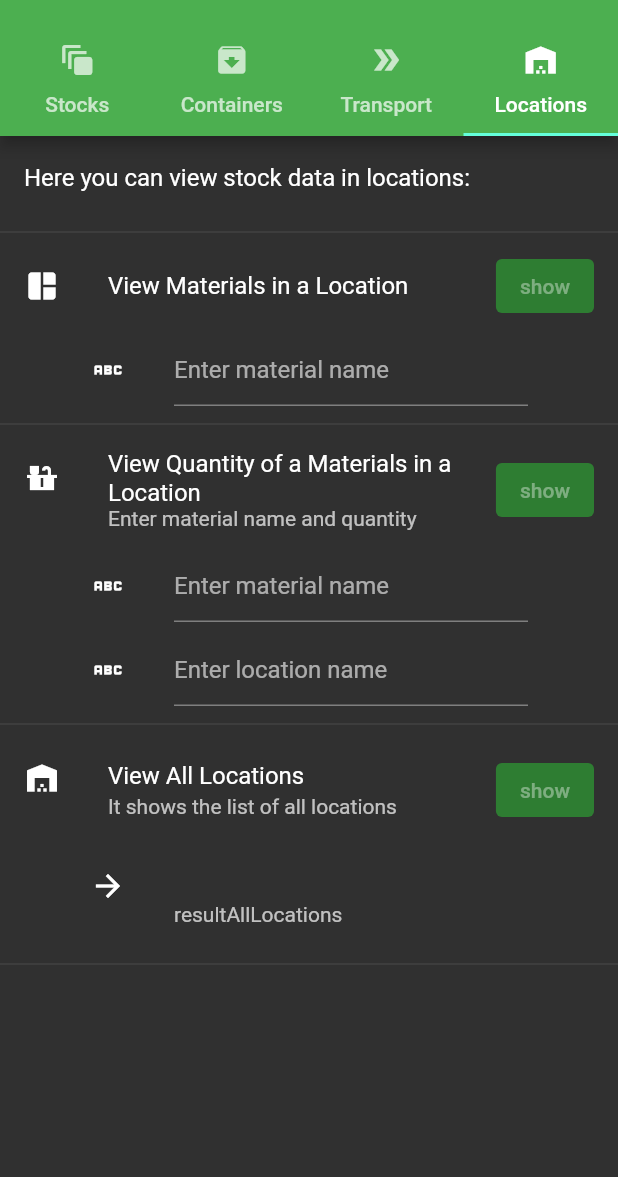
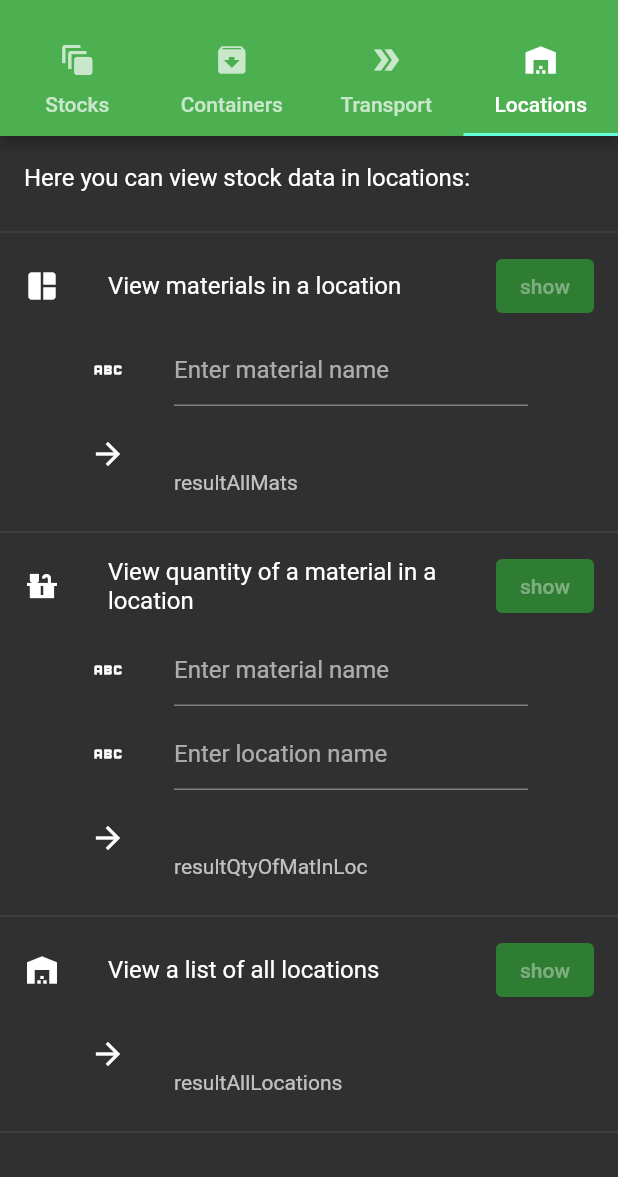
Before and after one commit to javioroz/Block4SC, a Flutter app: the screen it shows after launch, tab 4 chosen, on a phone screen of 412 x 824 dp, the part 59-1236 px from its top. Run offline on Flutter 3.47's test engine with Material 2 defaults, Android fonts, the light colour scheme and no system bars; our stand-ins replace flutter_dotenv, flutter_riverpod.

Commit message:
2022.07.04 Readme updated and screenshots of UI

```diff
--- a/lib/pages/containers.dart
+++ b/lib/pages/containers.dart
@@ -17,7 +17,7 @@
       const Divider(), //----------------------------------------------------
       const ListTile(
         leading: Icon(Icons.add_circle),
-        title: Text('Set Container Data'),
+        title: Text('Set container data'),
         trailing: ElevatedButton(onPressed: null, child: Text('create')),
       ),
       const ListTile(
@@ -63,7 +63,7 @@
       const Divider(), //----------------------------------------------------
       const ListTile(
         leading: Icon(Icons.remove_red_eye),
-        title: Text('Get Container Data'),
+        title: Text('Get container data'),
         trailing: ElevatedButton(onPressed: null, child: Text('show')),
       ),
       const ListTile(
@@ -82,8 +82,7 @@
       const Divider(), //----------------------------------------------------
       const ListTile(
         leading: Icon(Icons.remove_red_eye),
-        title: Text('View All Container IDs'),
-        subtitle: Text('It shows the list of all materials'),
+        title: Text('View all container IDs'),
         trailing: ElevatedButton(onPressed: null, child: Text('show')),
       ),
       const ListTile(
--- a/lib/pages/locations.dart
+++ b/lib/pages/locations.dart
@@ -18,7 +18,7 @@
       const Divider(), //----------------------------------------------------
       const ListTile(
         leading: Icon(Icons.auto_awesome_mosaic),
-        title: Text('View Materials in a Location'),
+        title: Text('View materials in a location'),
         trailing: ElevatedButton(onPressed: null, child: Text('show')),
       ),
       const ListTile(
@@ -29,11 +29,15 @@
           decoration: InputDecoration(hintText: 'Enter material name'),
         ),
       ),
+      const ListTile(
+        contentPadding: EdgeInsets.symmetric(horizontal: 60.0),
+        leading: Icon(Icons.arrow_forward),
+        subtitle: Text('resultAllMats'),
+      ),
       const Divider(), //----------------------------------------------------
       const ListTile(
         leading: Icon(Icons.countertops),
-        title: Text('View Quantity of a Materials in a Location'),
-        subtitle: Text('Enter material name and quantity'),
+        title: Text('View quantity of a material in a location'),
         trailing: ElevatedButton(onPressed: null, child: Text('show')),
       ),
       const ListTile(
@@ -52,11 +56,15 @@
           decoration: InputDecoration(hintText: 'Enter location name'),
         ),
       ),
+      const ListTile(
+        contentPadding: EdgeInsets.symmetric(horizontal: 60.0),
+        leading: Icon(Icons.arrow_forward),
+        subtitle: Text('resultQtyOfMatInLoc'),
+      ),
       const Divider(), //----------------------------------------------------
       const ListTile(
         leading: Icon(Icons.warehouse),
-        title: Text('View All Locations'),
-        subtitle: Text('It shows the list of all locations'),
+        title: Text('View a list of all locations'),
         trailing: ElevatedButton(onPressed: null, child: Text('show')),
       ),
       const ListTile(
--- a/lib/pages/stocks.dart
+++ b/lib/pages/stocks.dart
@@ -18,7 +18,7 @@
       const Divider(), //----------------------------------------------------
       const ListTile(
         leading: Icon(Icons.add_circle),
-        title: Text('Create New Stock'),
+        title: Text('Create new stock'),
         trailing: ElevatedButton(onPressed: null, child: Text('create')),
       ),
       const ListTile(
@@ -40,8 +40,7 @@
       const Divider(), //----------------------------------------------------
       const ListTile(
         leading: Icon(Icons.remove_circle),
-        title: Text('Delete Stock'),
-        subtitle: Text('Enter material name and quantity'),
+        title: Text('Delete stock'),
         trailing: ElevatedButton(onPressed: null, child: Text('show')),
       ),
       const ListTile(
@@ -63,8 +62,7 @@
       const Divider(), //----------------------------------------------------
       const ListTile(
         leading: Icon(Icons.remove_red_eye),
-        title: Text('View All Materials'),
-        subtitle: Text('It shows the list of all materials'),
+        title: Text('View list of all materials'),
         trailing: ElevatedButton(onPressed: null, child: Text('show')),
       ),
       const ListTile(
--- a/lib/pages/transport.dart
+++ b/lib/pages/transport.dart
@@ -13,12 +13,13 @@
         );
     final listTiles = <Widget>[
       const ListTile(
-        title: Text('Here you can view and edit container data:'),
+        title: Text(
+            'Here you can set the timestamp when a container was sent and received:'),
       ),
       const Divider(), //----------------------------------------------------
       const ListTile(
         leading: Icon(Icons.send),
-        title: Text('Send Container'),
+        title: Text('Send container'),
         trailing: ElevatedButton(onPressed: null, child: Text('show')),
       ),
       const ListTile(
@@ -26,7 +27,7 @@
         leading: Icon(Icons.onetwothree),
         subtitle: TextField(
           maxLines: 1,
-          decoration: InputDecoration(hintText: 'Enter Container ID'),
+          decoration: InputDecoration(hintText: 'Enter container ID'),
         ),
       ),
       const ListTile(
@@ -37,7 +38,7 @@
       const Divider(), //----------------------------------------------------
       const ListTile(
         leading: Icon(Icons.inbox),
-        title: Text('Received Container'),
+        title: Text('Received container'),
         trailing: ElevatedButton(onPressed: null, child: Text('show')),
       ),
       const ListTile(
@@ -45,7 +46,7 @@
         leading: Icon(Icons.onetwothree),
         subtitle: TextField(
           maxLines: 1,
-          decoration: InputDecoration(hintText: 'Enter Container ID'),
+          decoration: InputDecoration(hintText: 'Enter container ID'),
         ),
       ),
       const ListTile(
```
Also changed, not shown: assets/img/screenshot.png (deleted), assets/img/screenshot_containers.png (added), assets/img/screenshot_locations.png (added), assets/img/screenshot_menu.png (added), assets/img/screenshot_stocks.png (added), assets/img/screenshot_transport.png (added), 2 other files.
